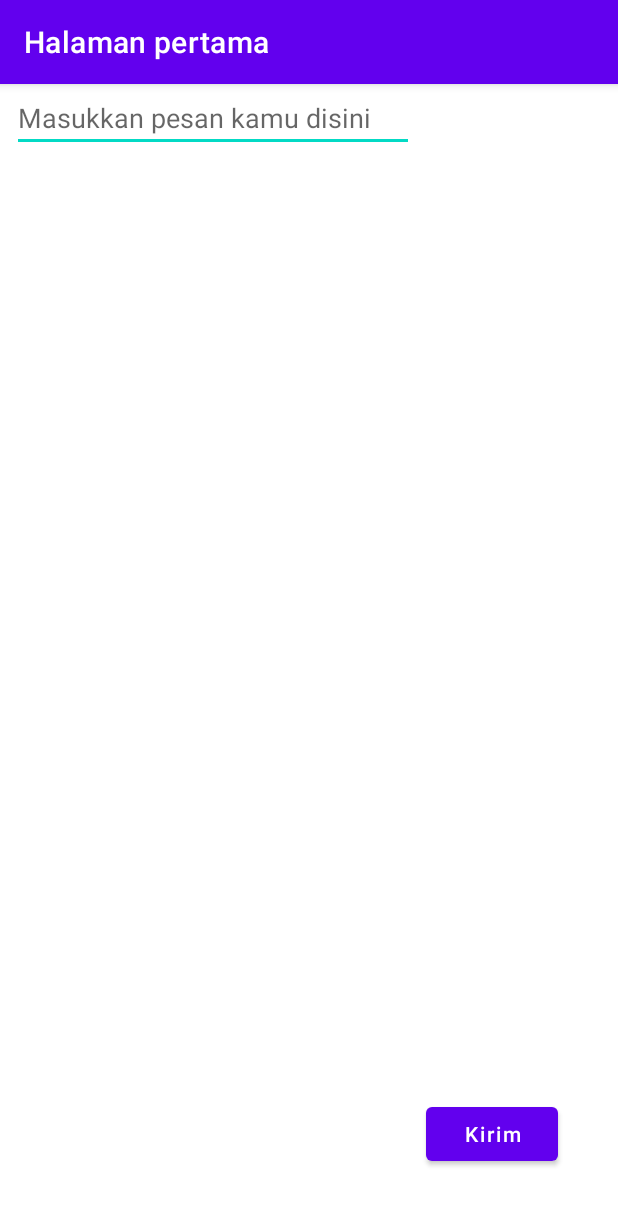
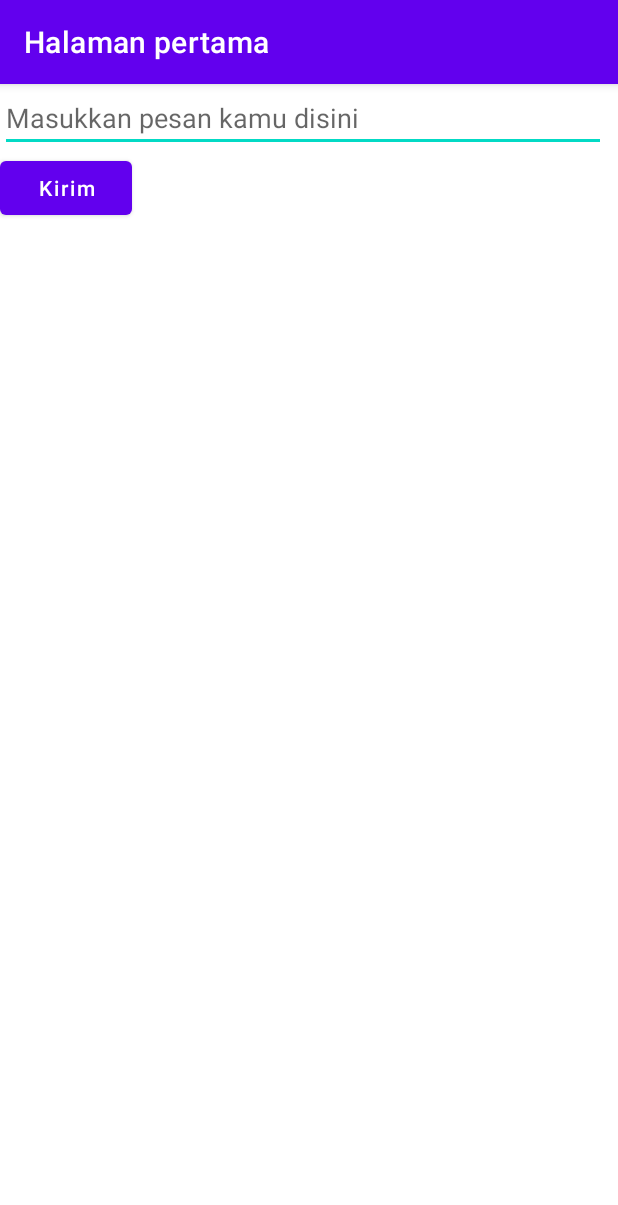
Before and after one commit to aidityasadhakim/mobile-programming-individual-task, an Android app: the screen it shows after launch (MainActivity), on a phone screen of 412 x 824 dp. Shown: the top 1205 px of the screen. Run offline under Robolectric (Android 15) with nearby library versions, the phone set to English and light mode, and no system bars.

Commit message:
Perubahan pada 2.2

```diff
--- a/Mobile-Programming-2.2-master/app/src/main/res/layout/activity_main.xml
+++ b/Mobile-Programming-2.2-master/app/src/main/res/layout/activity_main.xml
@@ -11,24 +11,22 @@
         android:id="@+id/button_main"
         android:layout_width="wrap_content"
         android:layout_height="wrap_content"
-        android:layout_marginEnd="40dp"
-        android:layout_marginBottom="44dp"
         android:onClick="launchSecondActivity"
         android:text="Kirim"
         android:textAllCaps="false"
-        app:layout_constraintBottom_toBottomOf="parent"
-        app:layout_constraintEnd_toEndOf="parent" />
+        app:layout_constraintTop_toBottomOf="@+id/editText_main"
+        tools:layout_editor_absoluteX="163dp" />
 
     <EditText
         android:id="@+id/editText_main"
         android:layout_width="0dp"
         android:layout_height="wrap_content"
-        android:layout_marginStart="8dp"
         android:layout_marginEnd="8dp"
         android:ems="10"
         android:hint="Masukkan pesan kamu disini"
         android:inputType="textLongMessage|textAutoComplete"
-        app:layout_constraintEnd_toStartOf="@+id/button_main"
+        app:layout_constraintEnd_toEndOf="parent"
+        app:layout_constraintHorizontal_bias="1.0"
         app:layout_constraintStart_toStartOf="parent"
         app:layout_constraintTop_toTopOf="parent" />
 
```
Also changed, not shown: Mobile-Programming-2.2-master/app/src/main/res/layout/activity_second.xml (+4 -3 lines).
